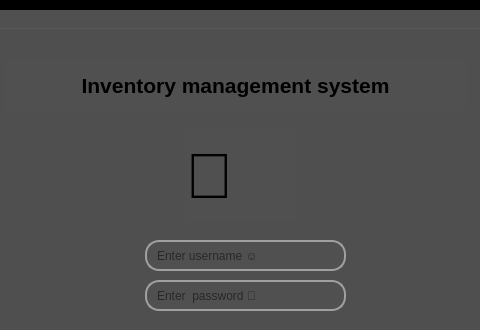
First picture: the form in login.ui, repository lejh-02/assignment, before the edit; both pictures show x 126 to 606 and y 0 to 330 of the 731 by 540 pixel window.
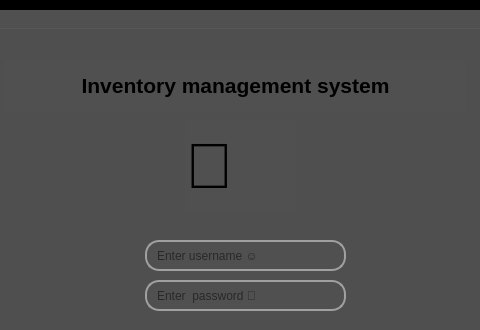
Second picture: the form after the edit. Icons and pictures are not drawn.

Patch:
```diff
--- a/login.ui
+++ b/login.ui
@@ -136,7 +136,7 @@
       <property name="geometry">
        <rect>
         <x>300</x>
-        <y>120</y>
+        <y>110</y>
         <width>111</width>
         <height>91</height>
        </rect>
@@ -146,6 +146,9 @@
         <pointsize>48</pointsize>
        </font>
       </property>
+      <property name="autoFillBackground">
+       <bool>false</bool>
+      </property>
       <property name="styleSheet">
        <string notr="true"/>
       </property>
```
Left out of the diff: 3 changed lines with no effect on the pictures.
